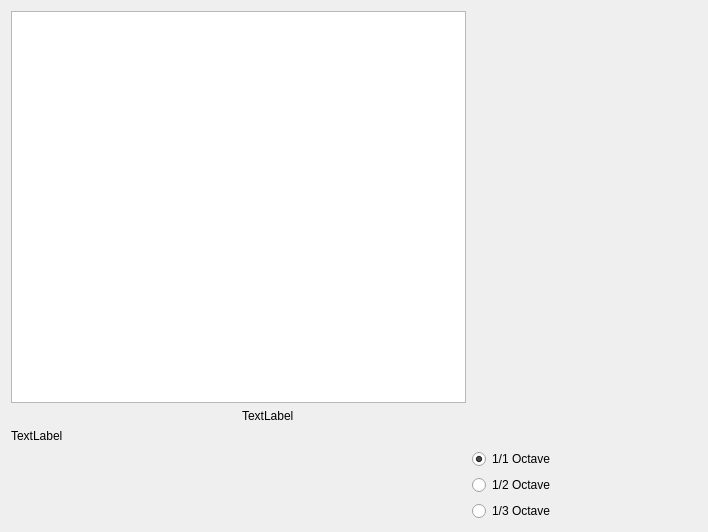
stambur/Mp3-player, file QMedPlayer_test/dialog.ui: the form before one commit.
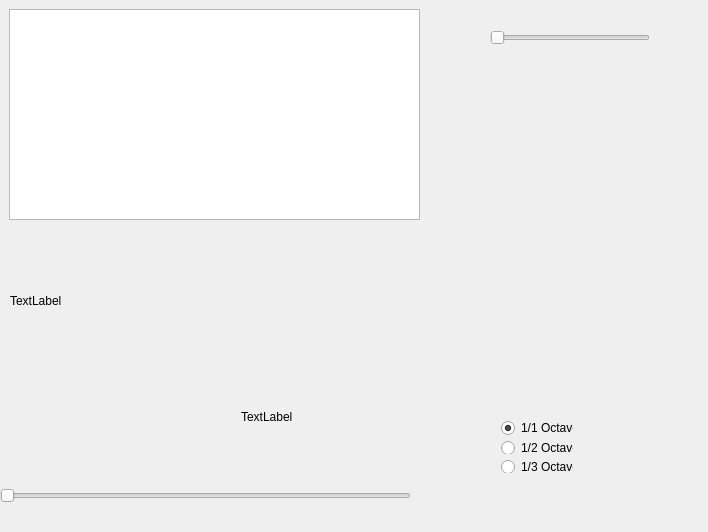
The form after the commit.

Commit message: Added sliders and time labels

Patch:
```diff
--- a/QMedPlayer_test/dialog.ui
+++ b/QMedPlayer_test/dialog.ui
@@ -13,9 +13,15 @@
   <property name="windowTitle">
    <string>Dialog</string>
   </property>
-  <layout class="QGridLayout" name="gridLayout">
-   <item row="0" column="0" colspan="2">
     <widget class="QTableWidget" name="tableWidget">
+   <property name="geometry">
+    <rect>
+     <x>9</x>
+     <y>9</y>
+     <width>411</width>
+     <height>211</height>
+    </rect>
+   </property>
      <property name="styleSheet">
       <string notr="true"/>
      </property>
@@ -80,22 +86,54 @@
       <bool>true</bool>
      </attribute>
     </widget>
-   </item>
-   <item row="1" column="1" colspan="2">
     <widget class="QLabel" name="label_2">
+   <property name="geometry">
+    <rect>
+     <x>241</x>
+     <y>409</y>
+     <width>59</width>
+     <height>16</height>
+    </rect>
+   </property>
      <property name="text">
       <string>TextLabel</string>
      </property>
     </widget>
-   </item>
-   <item row="2" column="0">
     <widget class="QLabel" name="label">
+   <property name="geometry">
+    <rect>
+     <x>10</x>
+     <y>285</y>
+     <width>101</width>
+     <height>31</height>
+    </rect>
+   </property>
      <property name="text">
       <string>TextLabel</string>
      </property>
     </widget>
-   </item>
-   <item row="3" column="2">
+  <widget class="QSlider" name="horizontalSlider">
+   <property name="geometry">
+    <rect>
+     <x>0</x>
+     <y>480</y>
+     <width>411</width>
+     <height>31</height>
+    </rect>
+   </property>
+   <property name="orientation">
+    <enum>Qt::Horizontal</enum>
+   </property>
+  </widget>
+  <widget class="QWidget" name="layoutWidget">
+   <property name="geometry">
+    <rect>
+     <x>490</x>
+     <y>410</y>
+     <width>94</width>
+     <height>74</height>
+    </rect>
+   </property>
     <layout class="QVBoxLayout" name="verticalLayout">
      <item>
       <widget class="QRadioButton" name="radioButton">
@@ -122,8 +160,20 @@
       </widget>
      </item>
     </layout>
-   </item>
-  </layout>
+  </widget>
+  <widget class="QSlider" name="horizontalSlider_2">
+   <property name="geometry">
+    <rect>
+     <x>490</x>
+     <y>30</y>
+     <width>160</width>
+     <height>16</height>
+    </rect>
+   </property>
+   <property name="orientation">
+    <enum>Qt::Horizontal</enum>
+   </property>
+  </widget>
  </widget>
  <layoutdefault spacing="6" margin="11"/>
  <resources/>
```
Lines whose indentation alone changed are shown as unchanged. The commit also changes 3 other files.
